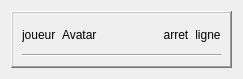
Old version of the form StreetCar/StreetCar/PlayerWidget.ui in the repository paboccard/Projet_Prog_Jeu.
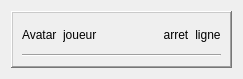
New version of the form.

Diff of the .ui file:
```diff
--- a/StreetCar/StreetCar/PlayerWidget.ui
+++ b/StreetCar/StreetCar/PlayerWidget.ui
@@ -31,6 +31,13 @@
      <layout class="QVBoxLayout" name="verticalLayout_2">
       <item>
        <layout class="QHBoxLayout" name="horizontalLayout">
+        <item>
+         <widget class="QLabel" name="labelAvatar">
+          <property name="text">
+           <string>Avatar</string>
+          </property>
+         </widget>
+        </item>
         <item>
          <widget class="QLabel" name="labelNamePlayer">
           <property name="sizePolicy">
@@ -44,13 +51,6 @@
           </property>
          </widget>
         </item>
-        <item>
-         <widget class="QLabel" name="labelAvatar">
-          <property name="text">
-           <string>Avatar</string>
-          </property>
-         </widget>
-        </item>
         <item>
          <spacer name="horizontalSpacer">
           <property name="orientation">
```
